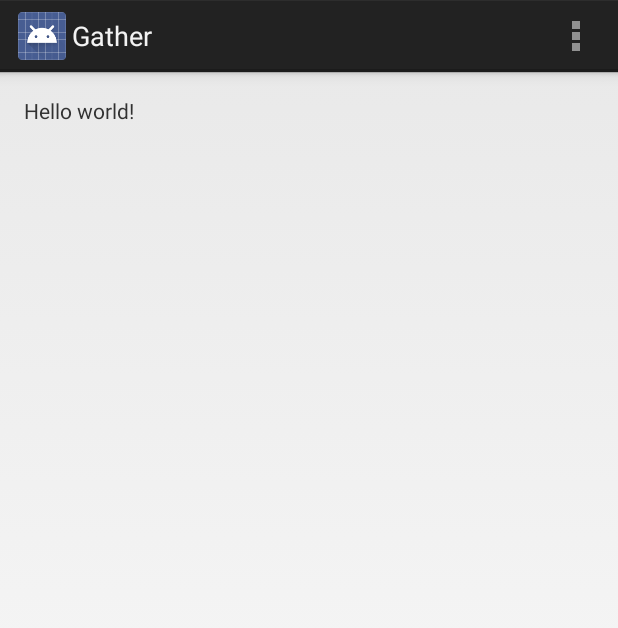
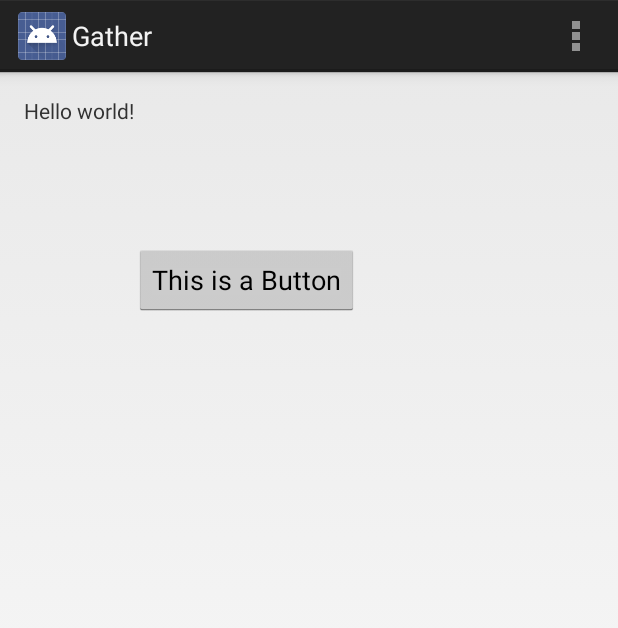
Before and after one commit to rthill91/Gather, an Android app: the screen it shows after launch (MainActivity), on a phone screen of 412 x 824 dp. Shown: the top 628 px of the screen. Run offline under Robolectric (Android 15) with nearby library versions, the phone set to English and light mode, and no system bars.

Commit message:
Added a fun button to the main menu screen

```diff
--- a/Gather/app/src/main/res/layout/activity_main.xml
+++ b/Gather/app/src/main/res/layout/activity_main.xml
@@ -11,6 +11,17 @@
     <TextView
         android:text="@string/hello_world"
         android:layout_width="wrap_content"
-        android:layout_height="wrap_content" />
+        android:layout_height="wrap_content"
+        android:id="@+id/textView" />
+
+    <Button
+        android:layout_width="wrap_content"
+        android:layout_height="wrap_content"
+        android:text="This is a Button"
+        android:id="@+id/button"
+        android:layout_below="@+id/textView"
+        android:layout_toRightOf="@+id/textView"
+        android:layout_toEndOf="@+id/textView"
+        android:layout_marginTop="79dp" />
 
 </RelativeLayout>
```
